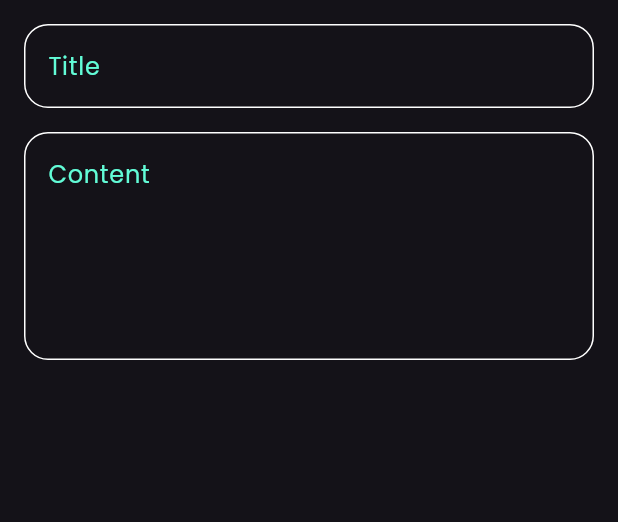
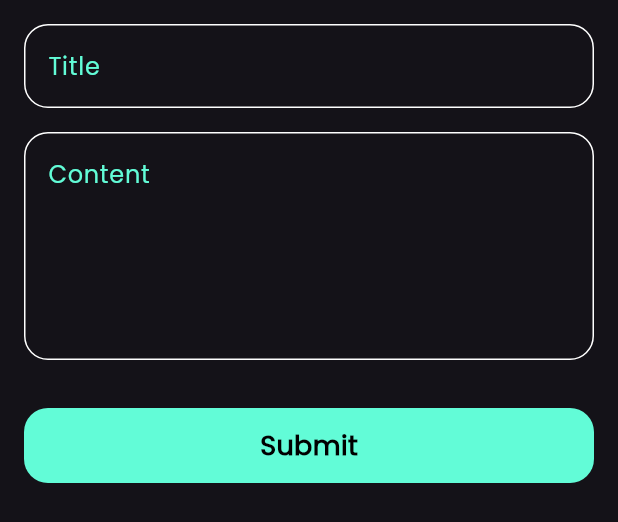
Before and after one commit to Afwra/flutter_notes_app_tharwat_samy, a Flutter app: the CustomBottomSheet widget shown alone on an empty page, opened directly, on a phone screen of 412 x 824 dp. Shown: the top 522 px of the screen. Run offline on Flutter 3.47's test engine with Material 3 defaults, Android fonts, the phone set to English and light mode, and no system bars; our stand-ins replace font_awesome_flutter.

Commit message:
finished notes bottom sheet

```diff
--- a/lib/views/widgets/custom_bottom_sheet.dart
+++ b/lib/views/widgets/custom_bottom_sheet.dart
@@ -1,4 +1,5 @@
 import 'package:flutter/material.dart';
+import 'package:notes_app/views/widgets/custom_button.dart';
 import 'package:notes_app/views/widgets/custom_text_field.dart';
 
 class CustomBottomSheet extends StatelessWidget {
@@ -8,6 +9,7 @@ class CustomBottomSheet extends StatelessWidget {
   Widget build(BuildContext context) {
     return const Padding(
       padding: EdgeInsets.all(16.0),
+      child: SingleChildScrollView(
         child: Column(
           children: [
             CustomTextField(
@@ -20,7 +22,12 @@ class CustomBottomSheet extends StatelessWidget {
               hintText: 'Content',
               maxLines: 5,
             ),
+            SizedBox(
+              height: 32,
+            ),
+            CustomButton(),
           ],
+        ),
       ),
     );
   }
--- /dev/null
+++ b/lib/views/widgets/custom_button.dart
@@ -0,0 +1,28 @@
+import 'package:flutter/material.dart';
+import 'package:notes_app/constants.dart';
+
+class CustomButton extends StatelessWidget {
+  const CustomButton({super.key});
+
+  @override
+  Widget build(BuildContext context) {
+    return Container(
+      height: 50,
+      width: MediaQuery.of(context).size.width,
+      decoration: BoxDecoration(
+        color: kPrimaryColor,
+        borderRadius: BorderRadius.circular(16),
+      ),
+      child: const Center(
+        child: Text(
+          'Submit',
+          style: TextStyle(
+            color: Colors.black,
+            fontSize: 18,
+            fontWeight: FontWeight.bold,
+          ),
+        ),
+      ),
+    );
+  }
+}
```
Lines whose indentation alone changed are shown as unchanged.
